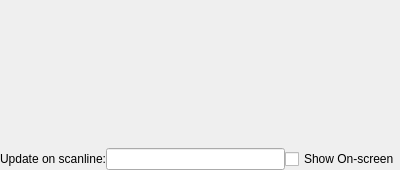
First picture: the form in debugger/oamvisualizerdockwidget.ui, repository christopherpow/nesicide, before the edit.
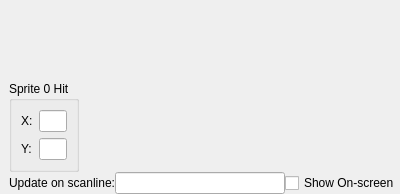
Second picture: the form after the edit.

```diff
--- a/debugger/oamvisualizerdockwidget.ui
+++ b/debugger/oamvisualizerdockwidget.ui
@@ -7,7 +7,7 @@
     <x>0</x>
     <y>0</y>
     <width>400</width>
-    <height>170</height>
+    <height>194</height>
    </rect>
   </property>
   <property name="windowTitle">
@@ -21,10 +21,24 @@
     <property name="spacing">
      <number>0</number>
     </property>
-    <item row="0" column="0" colspan="2">
+    <item row="0" column="1">
+     <layout class="QGridLayout" name="gridLayout_5">
+      <property name="leftMargin">
+       <number>9</number>
+      </property>
+      <property name="bottomMargin">
+       <number>0</number>
+      </property>
+      <property name="horizontalSpacing">
+       <number>6</number>
+      </property>
+      <property name="verticalSpacing">
+       <number>0</number>
+      </property>
+      <item row="0" column="1">
      <widget class="QFrame" name="frame">
       <property name="sizePolicy">
-       <sizepolicy hsizetype="Preferred" vsizetype="Expanding">
+         <sizepolicy hsizetype="Expanding" vsizetype="Expanding">
         <horstretch>0</horstretch>
         <verstretch>0</verstretch>
        </sizepolicy>
@@ -45,7 +59,7 @@
       </layout>
      </widget>
     </item>
-    <item row="1" column="0">
+      <item row="1" column="0" colspan="2">
      <layout class="QHBoxLayout" name="horizontalLayout_2">
       <item>
        <widget class="QLabel" name="label">
@@ -63,6 +77,98 @@
          <string>Show On-screen</string>
         </property>
        </widget>
+        </item>
+       </layout>
+      </item>
+      <item row="0" column="0">
+       <layout class="QVBoxLayout" name="verticalLayout">
+        <item>
+         <spacer name="verticalSpacer">
+          <property name="orientation">
+           <enum>Qt::Vertical</enum>
+          </property>
+          <property name="sizeType">
+           <enum>QSizePolicy::Expanding</enum>
+          </property>
+          <property name="sizeHint" stdset="0">
+           <size>
+            <width>20</width>
+            <height>16777215</height>
+           </size>
+          </property>
+         </spacer>
+        </item>
+        <item>
+         <widget class="QGroupBox" name="groupBox">
+          <property name="sizePolicy">
+           <sizepolicy hsizetype="Fixed" vsizetype="Expanding">
+            <horstretch>0</horstretch>
+            <verstretch>0</verstretch>
+           </sizepolicy>
+          </property>
+          <property name="minimumSize">
+           <size>
+            <width>0</width>
+            <height>0</height>
+           </size>
+          </property>
+          <property name="maximumSize">
+           <size>
+            <width>70</width>
+            <height>16777215</height>
+           </size>
+          </property>
+          <property name="title">
+           <string>Sprite 0 Hit</string>
+          </property>
+          <property name="flat">
+           <bool>false</bool>
+          </property>
+          <property name="checkable">
+           <bool>false</bool>
+          </property>
+          <layout class="QGridLayout" name="gridLayout_4">
+           <property name="sizeConstraint">
+            <enum>QLayout::SetDefaultConstraint</enum>
+           </property>
+           <item row="0" column="1">
+            <widget class="QLineEdit" name="sprite0HitX">
+             <property name="sizePolicy">
+              <sizepolicy hsizetype="Fixed" vsizetype="Fixed">
+               <horstretch>0</horstretch>
+               <verstretch>0</verstretch>
+              </sizepolicy>
+             </property>
+            </widget>
+           </item>
+           <item row="2" column="1">
+            <widget class="QLineEdit" name="sprite0HitY">
+             <property name="sizePolicy">
+              <sizepolicy hsizetype="Fixed" vsizetype="Fixed">
+               <horstretch>0</horstretch>
+               <verstretch>0</verstretch>
+              </sizepolicy>
+             </property>
+            </widget>
+           </item>
+           <item row="0" column="0">
+            <widget class="QLabel" name="label_2">
+             <property name="text">
+              <string>X:</string>
+             </property>
+            </widget>
+           </item>
+           <item row="2" column="0">
+            <widget class="QLabel" name="label_3">
+             <property name="text">
+              <string>Y:</string>
+             </property>
+            </widget>
+           </item>
+          </layout>
+         </widget>
+        </item>
+       </layout>
       </item>
      </layout>
     </item>
```
Lines whose indentation alone changed are shown as unchanged.
